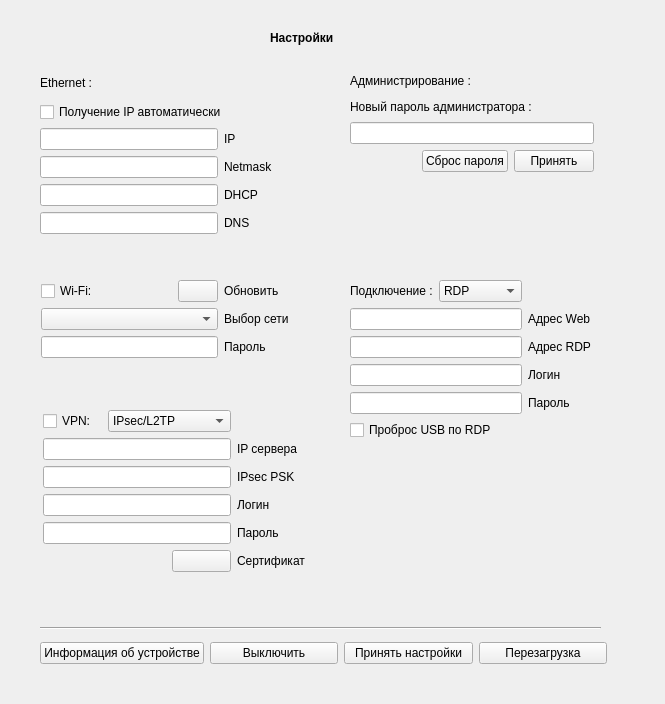
The window that FormSettingsD.ui (NadezdaNN/BootModule) describes before a commit, drawn with Qt 5.
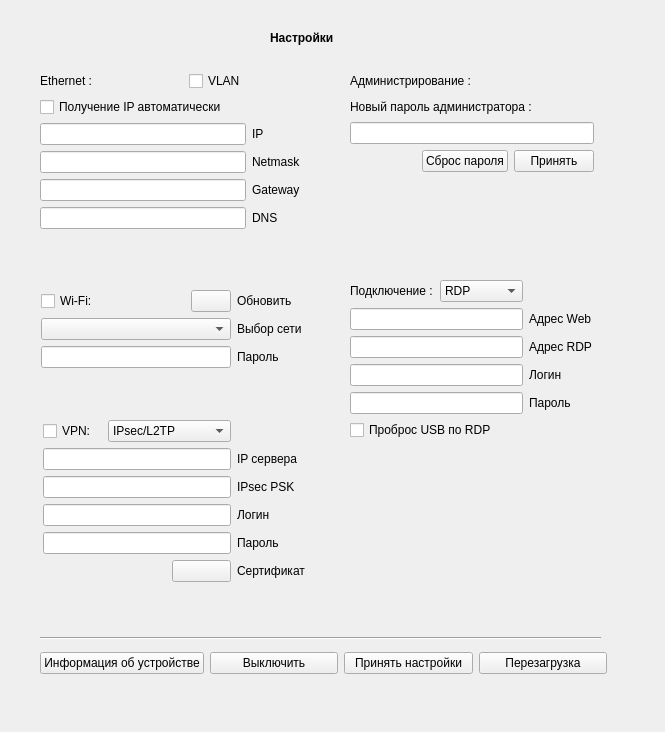
The same window after the commit.

Commit message: Corr vlan, web/rdp

The edit to the form file:
```diff
--- a/FormSettingsD.ui
+++ b/FormSettingsD.ui
@@ -7,7 +7,7 @@
     <x>0</x>
     <y>0</y>
     <width>665</width>
-    <height>704</height>
+    <height>732</height>
    </rect>
   </property>
   <property name="windowTitle">
@@ -19,14 +19,14 @@
      <x>10</x>
      <y>20</y>
      <width>631</width>
-     <height>671</height>
+     <height>691</height>
     </rect>
    </property>
    <widget class="Line" name="line">
     <property name="geometry">
      <rect>
       <x>30</x>
-      <y>600</y>
+      <y>610</y>
       <width>561</width>
       <height>16</height>
      </rect>
@@ -52,7 +52,7 @@
     <property name="geometry">
      <rect>
       <x>30</x>
-      <y>620</y>
+      <y>630</y>
       <width>567</width>
       <height>27</height>
      </rect>
@@ -95,8 +95,8 @@
     <property name="geometry">
      <rect>
       <x>31</x>
-      <y>260</y>
-      <width>248</width>
+      <y>270</y>
+      <width>261</width>
       <height>112</height>
      </rect>
     </property>
@@ -168,85 +168,6 @@
      </item>
     </layout>
    </widget>
-   <widget class="QWidget" name="layoutWidget">
-    <property name="geometry">
-     <rect>
-      <x>30</x>
-      <y>50</y>
-      <width>233</width>
-      <height>195</height>
-     </rect>
-    </property>
-    <layout class="QGridLayout" name="gridLayout_3">
-     <item row="1" column="0" colspan="2">
-      <widget class="QCheckBox" name="checkBox">
-       <property name="text">
-        <string>Получение IP автоматически</string>
-       </property>
-      </widget>
-     </item>
-     <item row="2" column="0">
-      <widget class="QLineEdit" name="editIP"/>
-     </item>
-     <item row="2" column="1">
-      <widget class="QLabel" name="labelIP">
-       <property name="text">
-        <string>IP</string>
-       </property>
-      </widget>
-     </item>
-     <item row="3" column="0">
-      <widget class="QLineEdit" name="editNetmask"/>
-     </item>
-     <item row="3" column="1">
-      <widget class="QLabel" name="labelNetmask">
-       <property name="text">
-        <string>Netmask</string>
-       </property>
-      </widget>
-     </item>
-     <item row="4" column="0">
-      <widget class="QLineEdit" name="editDHCP"/>
-     </item>
-     <item row="4" column="1">
-      <widget class="QLabel" name="labelDHCP">
-       <property name="text">
-        <string>DHCP</string>
-       </property>
-      </widget>
-     </item>
-     <item row="5" column="0">
-      <widget class="QLineEdit" name="editDNS"/>
-     </item>
-     <item row="5" column="1">
-      <widget class="QLabel" name="labelDNS">
-       <property name="text">
-        <string>DNS</string>
-       </property>
-      </widget>
-     </item>
-     <item row="0" column="0" colspan="2">
-      <widget class="QLabel" name="labelEth">
-       <property name="frameShadow">
-        <enum>QFrame::Sunken</enum>
-       </property>
-       <property name="text">
-        <string>&lt;html&gt;&lt;head/&gt;&lt;body&gt;&lt;p&gt;Ethernet :&lt;/p&gt;&lt;/body&gt;&lt;/html&gt;</string>
-       </property>
-      </widget>
-     </item>
-     <item row="6" column="0" colspan="2">
-      <widget class="QLabel" name="labelSettEth">
-       <property name="lineWidth">
-        <number>1</number>
-       </property>
-       <property name="text">
-        <string/>
-       </property>
-      </widget>
-     </item>
-    </layout>
-   </widget>
    <widget class="QWidget" name="layoutWidget">
     <property name="geometry">
      <rect>
@@ -318,7 +239,7 @@
     <property name="geometry">
      <rect>
       <x>33</x>
-      <y>390</y>
+      <y>400</y>
       <width>262</width>
       <height>205</height>
      </rect>
@@ -428,84 +349,88 @@
      <rect>
       <x>340</x>
       <y>260</y>
-      <width>261</width>
-      <height>203</height>
+      <width>263</width>
+      <height>211</height>
      </rect>
     </property>
-    <layout class="QGridLayout" name="gridLayout_2">
+    <layout class="QGridLayout" name="gridLayout_6">
      <item row="0" column="0">
-      <widget class="QLabel" name="labelConnection">
-       <property name="text">
-        <string>Подключение :</string>
-       </property>
-      </widget>
-     </item>
-     <item row="2" column="0" colspan="2">
-      <widget class="QLineEdit" name="lineEdit_3"/>
-     </item>
-     <item row="3" column="2">
-      <widget class="QLabel" name="labelAdrRDP">
-       <property name="text">
-        <string>Адрес RDP</string>
-       </property>
-      </widget>
-     </item>
-     <item row="4" column="0" colspan="2">
-      <widget class="QLineEdit" name="editLog2"/>
-     </item>
-     <item row="6" column="0" colspan="3">
-      <widget class="QCheckBox" name="checkBox_5">
-       <property name="text">
-        <string>Проброс USB по RDP</string>
-       </property>
-      </widget>
-     </item>
-     <item row="2" column="2">
-      <widget class="QLabel" name="label_6">
-       <property name="text">
-        <string>Адрес Web</string>
-       </property>
-      </widget>
-     </item>
-     <item row="3" column="0" colspan="2">
-      <widget class="QLineEdit" name="editAdrRDP"/>
-     </item>
-     <item row="4" column="2">
-      <widget class="QLabel" name="labelLog2">
-       <property name="text">
-        <string>Логин</string>
-       </property>
-      </widget>
-     </item>
-     <item row="5" column="0" colspan="2">
-      <widget class="QLineEdit" name="editPass2">
-       <property name="echoMode">
-        <enum>QLineEdit::PasswordEchoOnEdit</enum>
-       </property>
-      </widget>
-     </item>
-     <item row="5" column="2">
-      <widget class="QLabel" name="labelPass2">
-       <property name="text">
-        <string>Пароль</string>
-       </property>
-      </widget>
-     </item>
-     <item row="0" column="1">
-      <widget class="QComboBox" name="comboBox_2">
-       <item>
-        <property name="text">
-         <string>RDP</string>
-        </property>
+      <layout class="QGridLayout" name="gridLayout_2">
+       <item row="5" column="2">
+        <widget class="QLabel" name="labelLog2">
+         <property name="text">
+          <string>Логин</string>
+         </property>
+        </widget>
        </item>
-       <item>
-        <property name="text">
-         <string>Web</string>
-        </property>
+       <item row="6" column="2">
+        <widget class="QLabel" name="labelPass2">
+         <property name="text">
+          <string>Пароль</string>
+         </property>
+        </widget>
        </item>
-      </widget>
+       <item row="6" column="0" colspan="2">
+        <widget class="QLineEdit" name="editPass2">
+         <property name="echoMode">
+          <enum>QLineEdit::PasswordEchoOnEdit</enum>
+         </property>
+        </widget>
+       </item>
+       <item row="0" column="0">
+        <widget class="QLabel" name="labelConnection">
+         <property name="text">
+          <string>Подключение :</string>
+         </property>
+        </widget>
+       </item>
+       <item row="2" column="0" colspan="2">
+        <widget class="QLineEdit" name="lineEdit_3"/>
+       </item>
+       <item row="4" column="0" colspan="2">
+        <widget class="QLineEdit" name="editAdrRDP"/>
+       </item>
+       <item row="0" column="1">
+        <widget class="QComboBox" name="comboBox_2">
+         <item>
+          <property name="text">
+           <string>RDP</string>
+          </property>
+         </item>
+         <item>
+          <property name="text">
+           <string>Web</string>
+          </property>
+         </item>
+        </widget>
+       </item>
+       <item row="4" column="2">
+        <widget class="QLabel" name="labelAdrRDP">
+         <property name="text">
+          <string>Адрес RDP</string>
+         </property>
+        </widget>
+       </item>
+       <item row="5" column="0" colspan="2">
+        <widget class="QLineEdit" name="editLog2"/>
+       </item>
+       <item row="2" column="2">
+        <widget class="QLabel" name="label_6">
+         <property name="text">
+          <string>Адрес Web</string>
+         </property>
+        </widget>
+       </item>
+       <item row="7" column="0" colspan="3">
+        <widget class="QCheckBox" name="checkBox_5">
+         <property name="text">
+          <string>Проброс USB по RDP</string>
+         </property>
+        </widget>
+       </item>
+      </layout>
      </item>
-     <item row="7" column="0" colspan="3">
+     <item row="1" column="0">
       <widget class="QLabel" name="labelSettRDP">
        <property name="text">
         <string/>
@@ -514,6 +439,108 @@
      </item>
     </layout>
    </widget>
+   <widget class="QWidget" name="layoutWidget">
+    <property name="geometry">
+     <rect>
+      <x>30</x>
+      <y>51</y>
+      <width>261</width>
+      <height>201</height>
+     </rect>
+    </property>
+    <layout class="QGridLayout" name="gridLayout_3" rowstretch="0,0,0,0,0,0,0">
+     <item row="5" column="4">
+      <widget class="QLabel" name="labelDNS">
+       <property name="text">
+        <string>DNS</string>
+       </property>
+      </widget>
+     </item>
+     <item row="0" column="2" colspan="2">
+      <widget class="QCheckBox" name="checkBox_3">
+       <property name="text">
+        <string>VLAN</string>
+       </property>
+       <property name="tristate">
+        <bool>false</bool>
+       </property>
+      </widget>
+     </item>
+     <item row="3" column="0" colspan="4">
+      <widget class="QLineEdit" name="editNetmask"/>
+     </item>
+     <item row="4" column="0" colspan="4">
+      <widget class="QLineEdit" name="editDHCP"/>
+     </item>
+     <item row="6" column="0" colspan="5">
+      <widget class="QLabel" name="labelSettEth">
+       <property name="lineWidth">
+        <number>1</number>
+       </property>
+       <property name="text">
+        <string/>
+       </property>
+      </widget>
+     </item>
+     <item row="4" column="4">
+      <widget class="QLabel" name="labelDHCP">
+       <property name="text">
+        <string>Gateway</string>
+       </property>
+      </widget>
+     </item>
+     <item row="0" column="1">
+      <spacer name="horizontalSpacer">
+       <property name="orientation">
+        <enum>Qt::Horizontal</enum>
+       </property>
+       <property name="sizeHint" stdset="0">
+        <size>
+         <width>38</width>
+         <height>14</height>
+        </size>
+       </property>
+      </spacer>
+     </item>
+     <item row="3" column="4">
+      <widget class="QLabel" name="labelNetmask">
+       <property name="text">
+        <string>Netmask</string>
+       </property>
+      </widget>
+     </item>
+     <item row="2" column="0" colspan="4">
+      <widget class="QLineEdit" name="editIP"/>
+     </item>
+     <item row="0" column="0">
+      <widget class="QLabel" name="labelEth">
+       <property name="frameShadow">
+        <enum>QFrame::Sunken</enum>
+       </property>
+       <property name="text">
+        <string>&lt;html&gt;&lt;head/&gt;&lt;body&gt;&lt;p&gt;Ethernet :&lt;/p&gt;&lt;/body&gt;&lt;/html&gt;</string>
+       </property>
+      </widget>
+     </item>
+     <item row="5" column="0" colspan="4">
+      <widget class="QLineEdit" name="editDNS"/>
+     </item>
+     <item row="2" column="4">
+      <widget class="QLabel" name="labelIP">
+       <property name="text">
+        <string>IP</string>
+       </property>
+      </widget>
+     </item>
+     <item row="1" column="0" colspan="5">
+      <widget class="QCheckBox" name="checkBox">
+       <property name="text">
+        <string>Получение IP автоматически</string>
+       </property>
+      </widget>
+     </item>
+    </layout>
+   </widget>
   </widget>
  </widget>
  <resources/>
```
The commit also changes 10 other files.
